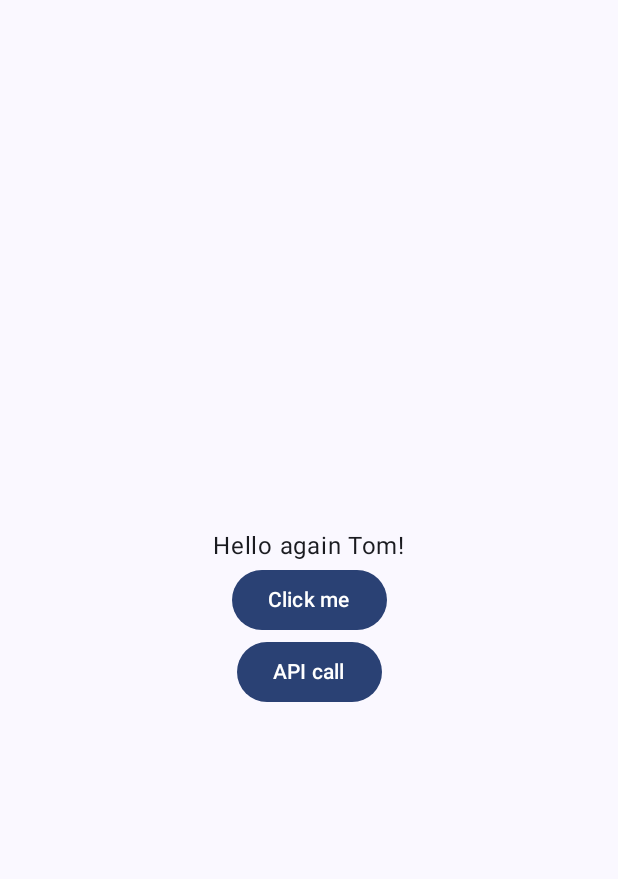
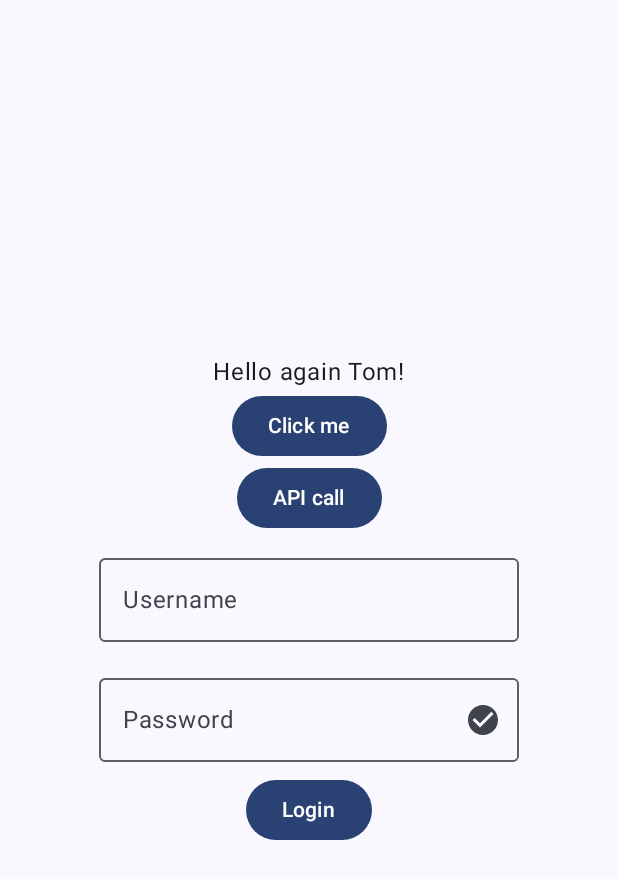
Before and after one commit to tommckeown0/tombyts, an Android app built with Jetpack Compose: the screen it shows after launch (MainActivity), on a phone screen of 412 x 824 dp. Shown: the top 879 px of the screen. Run offline under Robolectric (Android 15) with nearby library versions, the phone set to English and light mode, and no system bars.

Commit message:
Added login fields and logic to get token from backend. Also added cert and key to gitignore, oops!

```diff
--- a/android/app/build.gradle.kts
+++ b/android/app/build.gradle.kts
@@ -50,7 +50,6 @@ android {
 }
 
 dependencies {
-
     implementation(libs.androidx.core.ktx)
     implementation(libs.androidx.lifecycle.runtime.ktx)
     implementation(libs.androidx.activity.compose)
@@ -59,6 +58,7 @@ dependencies {
     implementation(libs.androidx.ui.graphics)
     implementation(libs.androidx.ui.tooling.preview)
     implementation(libs.androidx.material3)
+    implementation(libs.androidx.material)
     implementation(libs.retrofit)
     implementation(libs.converter.gson)
     implementation(libs.androidx.lifecycle.runtime.ktx.v262)
--- a/android/app/src/main/java/com/example/tombyts/ui/ApiService.kt
+++ b/android/app/src/main/java/com/example/tombyts/ui/ApiService.kt
@@ -1,9 +1,14 @@
 package com.example.tombyts.ui
 
 import retrofit2.Response
+import retrofit2.http.Body
 import retrofit2.http.GET
+import retrofit2.http.POST
 
 interface ApiService {
     @GET("/")
     suspend fun getResponse(): Response<String>
+
+    @POST("/auth/login")
+    suspend fun login(@Body loginRequest: LoginRequest): Response<LoginResponse>
 }
--- /dev/null
+++ b/android/app/src/main/java/com/example/tombyts/ui/DataClasses.kt.kt
@@ -0,0 +1,5 @@
+package com.example.tombyts.ui
+
+data class LoginRequest(val username: String, val password: String)
+
+data class LoginResponse(val message: String, val token: String?)
--- a/android/app/src/main/java/com/example/tombyts/ui/MainActivity.kt
+++ b/android/app/src/main/java/com/example/tombyts/ui/MainActivity.kt
@@ -23,6 +23,12 @@ import androidx.compose.ui.Modifier
 import androidx.compose.ui.tooling.preview.Preview
 import com.example.tombyts.ui.theme.TombytsTheme
 import androidx.compose.foundation.layout.Arrangement
+import androidx.compose.material.icons.Icons
+import androidx.compose.material.icons.filled.Add
+import androidx.compose.material.icons.filled.Check
+import androidx.compose.material.icons.filled.CheckCircle
+import androidx.compose.material3.Icon
+import androidx.compose.material3.IconButton
 import kotlinx.coroutines.launch
 import retrofit2.Retrofit
 import retrofit2.converter.gson.GsonConverterFactory
@@ -31,6 +37,10 @@ import kotlinx.coroutines.CoroutineScope
 import androidx.compose.ui.platform.testTag
 import androidx.compose.ui.semantics.contentDescription
 import androidx.compose.ui.semantics.semantics
+import androidx.compose.material3.OutlinedTextField
+import androidx.compose.ui.text.input.PasswordVisualTransformation
+import androidx.compose.ui.text.input.VisualTransformation
+import androidx.compose.ui.unit.dp
 
 class MainActivity : ComponentActivity() {
     override fun onCreate(savedInstanceState: Bundle?) {
@@ -42,16 +52,50 @@ class MainActivity : ComponentActivity() {
                 Scaffold(
                     modifier = Modifier.fillMaxSize(),
                     snackbarHost = { SnackbarHost(snackbarHostState) }) { innerPadding ->
-                    Column( // Use Column within Scaffold content
+                    Column(
                         modifier = Modifier
                             .padding(innerPadding)
                             .fillMaxSize(),
                         verticalArrangement = Arrangement.Center,
                         horizontalAlignment = Alignment.CenterHorizontally
                     ) {
+                        // Existing content
                         Greeting(name = "Tom")
                         SimpleButton(snackbarHostState)
                         SimpleButton2(snackbarHostState)
+
+                        // Login fields
+                        var username by remember { mutableStateOf("") }
+                        var password by remember { mutableStateOf("") }
+
+                        OutlinedTextField(
+                            value = username,
+                            onValueChange = { username = it },
+                            label = { Text("Username") },
+                            placeholder = { Text("Enter your username") },
+                            modifier = Modifier.padding(8.dp) // Add padding
+                        )
+
+                        var passwordVisible by remember { mutableStateOf(false) }
+                        OutlinedTextField(
+                            value = password,
+                            onValueChange = { password = it },
+                            label = { Text("Password") },
+                            placeholder = { Text("Enter your password") },
+                            visualTransformation = if (passwordVisible) VisualTransformation.None else PasswordVisualTransformation(),
+                            trailingIcon = {
+                                val image = if (passwordVisible)
+                                    Icons.Filled.Check
+                                else Icons.Filled.CheckCircle
+                                val description =
+                                    if (passwordVisible) "Hide password" else "Show password"
+                                IconButton(onClick = { passwordVisible = !passwordVisible }) {
+                                    Icon(imageVector = image, contentDescription = description)
+                                }
+                            },
+                            modifier = Modifier.padding(8.dp) // Add padding
+                        )
+                        LoginButton(username, password)
                     }
                 }
             }
@@ -73,6 +117,86 @@ fun GreetingPreview() {
     TombytsTheme {
         Greeting("Android")
     }
+}
+
+@Composable
+fun LoginScreen() {
+    var username by remember { mutableStateOf("") }
+    var password by remember { mutableStateOf("") }
+
+    Column(
+        modifier = Modifier.fillMaxSize(),
+        verticalArrangement = Arrangement.Center,
+        horizontalAlignment = Alignment.CenterHorizontally
+    ) {
+        // Input fields and buttons will go here
+        OutlinedTextField(
+            value = username,
+            onValueChange = { username = it },
+            label = { Text("Username") },
+            placeholder = { Text("Enter your username") }
+        )
+
+        var passwordVisible by remember { mutableStateOf(false) }
+        OutlinedTextField(
+            value = password,
+            onValueChange = { password = it },
+            label = { Text("Password") },
+            placeholder = { Text("Enter your password") },
+            visualTransformation = if (passwordVisible) VisualTransformation.None else PasswordVisualTransformation(),
+            trailingIcon = {
+                val image = if (passwordVisible)
+                    Icons.Filled.Check
+                else Icons.Filled.CheckCircle
+                // Please provide localized description for accessibility
+                val description = if (passwordVisible) "Hide password" else "Show password"
+                IconButton(onClick = { passwordVisible = !passwordVisible }) {
+                    Icon(imageVector = image, description)
+                }
+            }
+        )
+    }
+}
+
+@Composable
+fun LoginButton(username: String, password: String) {
+    var apiResponse by remember { mutableStateOf("") } // State to hold API response
+    val coroutineScope = rememberCoroutineScope()
+    val apiService = remember { // Create ApiService instance
+        Retrofit.Builder()
+            .baseUrl("https://10.0.2.2:3001/") // Replace with your backend URL
+            .addConverterFactory(GsonConverterFactory.create())
+            .build()
+            .create(ApiService::class.java)
+    }
+
+    Button(onClick = {
+        coroutineScope.launch {
+            try {
+                val loginRequest = LoginRequest(username, password)
+                val response = apiService.login(loginRequest)
+                if (response.isSuccessful) {
+                    apiResponse = response.body()?.message ?: "Login successful"
+                    //Display token in apiResponse
+                    // Handle successful login (e.g., store token, navigate to home screen)
+                    // ...
+                } else {
+                    apiResponse = "Login failed: ${response.code()}"
+                    // Handle login failure (e.g., show error message)
+                    // ...
+                }
+            } catch (e: Exception) {
+                apiResponse = "API Exception: ${e.message}"
+                // Handle exception
+                // ...
+            }
+        }
+    }) {
+        Text("Login")
+    }
+
+    // Display API response (optional)
+    Text(apiResponse)
 }
 
 @OptIn(ExperimentalMaterial3Api::class)
@@ -120,20 +244,21 @@ fun SimpleButton2(snackbarHostState: SnackbarHostState) {
 
     val apiService = retrofit.create(ApiService::class.java)
 
-    Button(onClick = {
+    Button(
+        onClick = {
             CoroutineScope(Dispatchers.Main).launch { // Use CoroutineScope directly
                 try {
                     val response = apiService.getResponse()
                     if (response.isSuccessful) {
                         apiResponse = response.body() ?: "No response body"
-                    showSnackbar = true
+                        //showSnackbar = true
                     } else {
                         apiResponse = "API Error: ${response.code()}"
-                    showSnackbar = true
+                        //showSnackbar = true
                     }
                 } catch (e: Exception) {
                     apiResponse = "API Exception: ${e.message}"
-                showSnackbar = true
+                    //showSnackbar = true
                     Log.e("API Error", e.message, e)
                 }
 
@@ -142,7 +267,11 @@ fun SimpleButton2(snackbarHostState: SnackbarHostState) {
                     duration = SnackbarDuration.Short
                 )
             }
-    }) {
+        },
+        modifier = Modifier
+            .testTag("simpleButton2")
+            .semantics { contentDescription = "API Button" }
+    ) {
         Text("API call")
     }
 
--- a/android/gradle/libs.versions.toml
+++ b/android/gradle/libs.versions.toml
@@ -10,11 +10,13 @@ lifecycleRuntimeKtx = "2.6.1"
 activityCompose = "1.8.0"
 composeBom = "2024.04.01"
 lifecycleRuntimeKtxVersion = "2.6.2"
+material = "1.6.8"
 retrofit = "2.9.0"
 
 [libraries]
 androidx-core-ktx = { group = "androidx.core", name = "core-ktx", version.ref = "coreKtx" }
 androidx-lifecycle-runtime-ktx-v262 = { module = "androidx.lifecycle:lifecycle-runtime-ktx", version.ref = "lifecycleRuntimeKtxVersion" }
+androidx-material = { module = "androidx.compose.material:material", version.ref = "material" }
 converter-gson = { module = "com.squareup.retrofit2:converter-gson", version.ref = "converterGson" }
 junit = { group = "junit", name = "junit", version.ref = "junit" }
 androidx-junit = { group = "androidx.test.ext", name = "junit", version.ref = "junitVersion" }
```
Also changed, not shown: 2 other files. Lines whose indentation alone changed are shown as unchanged.
